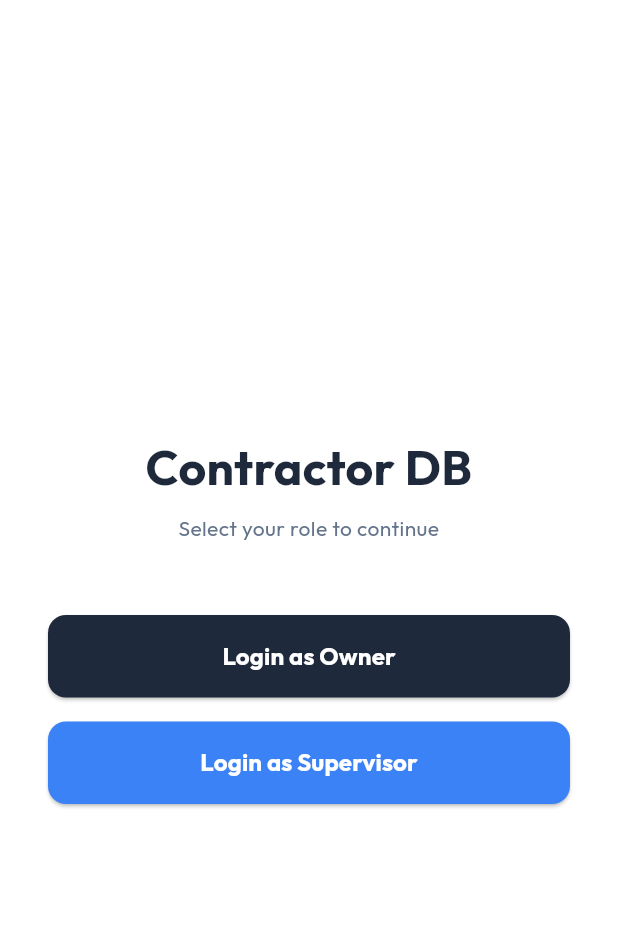
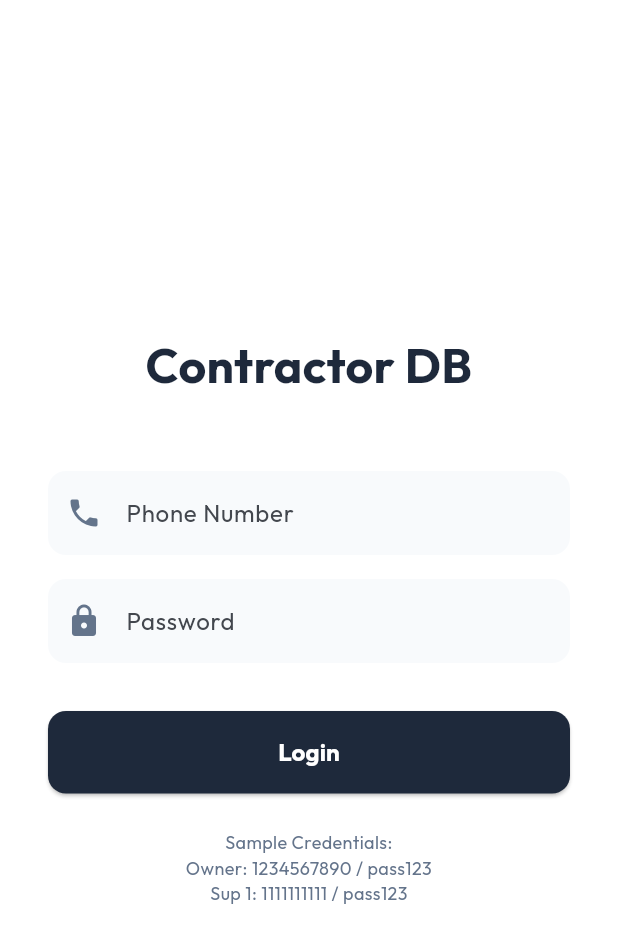
Before and after one commit to lroe/contractorapp, a Flutter app: the screen it shows after launch, on a phone screen of 412 x 824 dp. Shown: the top 943 px of the screen. Run offline on Flutter 3.47's test engine with Material 3 defaults, Android fonts, the phone set to English and light mode, and no system bars; our stand-ins replace google_fonts, hive, hive_flutter, image_picker, sqflite; accounts and stored records are empty.

Commit message:
Fix login JSON parsing: add phone to response and null safety to model

```diff
--- a/mobile_app/lib/models/models.dart
+++ b/mobile_app/lib/models/models.dart
@@ -19,11 +19,11 @@ class User extends HiveObject {
 
   factory User.fromJson(Map<String, dynamic> json) {
     return User(
-      id: json['id'],
-      name: json['name'],
-      phone: json['phone'],
+      id: json['id'] ?? '',
+      name: json['name'] ?? '',
+      phone: json['phone'] ?? '',
       email: json['email'],
-      role: json['role'],
+      role: json['role'] ?? 'supervisor',
     );
   }
 }
--- a/mobile_app/lib/screens/login_screen.dart
+++ b/mobile_app/lib/screens/login_screen.dart
@@ -11,21 +11,36 @@ class LoginScreen extends StatefulWidget {
 
 class _LoginScreenState extends State<LoginScreen> {
   final _phoneController = TextEditingController();
+  final _passwordController = TextEditingController();
   final _apiService = ApiService();
   bool _isLoading = false;
 
-  Future<void> _handleLogin(String role) async {
-    // For sample login, we'll just mock it or use the backend if a user exists
-    // But since it's a sample, let's just navigate based on the button pressed
+  Future<void> _handleLogin() async {
+    if (_phoneController.text.isEmpty || _passwordController.text.isEmpty) {
+      ScaffoldMessenger.of(context).showSnackBar(const SnackBar(content: Text('Please enter phone and password')));
+      return;
+    }
 
-    Navigator.pushReplacementNamed(context, '/home', arguments: role);
+    setState(() => _isLoading = true);
+
+    try {
+      final user = await _apiService.login(_phoneController.text, _passwordController.text);
+      if (!mounted) return;
+      Navigator.pushReplacementNamed(context, '/home', arguments: user.role);
+    } catch (e) {
+      if (!mounted) return;
+      ScaffoldMessenger.of(context).showSnackBar(SnackBar(content: Text('Login failed: $e')));
+    } finally {
+      if (mounted) setState(() => _isLoading = false);
+    }
   }
 
   @override
   Widget build(BuildContext context) {
     return Scaffold(
       backgroundColor: Colors.white,
-      body: Padding(
+      body: Center(
+        child: SingleChildScrollView(
           padding: const EdgeInsets.all(32.0),
           child: Column(
             mainAxisAlignment: MainAxisAlignment.center,
@@ -40,18 +55,38 @@ class _LoginScreenState extends State<LoginScreen> {
                   color: const Color(0xFF1E293B),
                 ),
               ),
-            const SizedBox(height: 8),
+              const SizedBox(height: 48),
+              _buildTextField(_phoneController, 'Phone Number', Icons.phone, TextInputType.phone),
+              const SizedBox(height: 16),
+              _buildTextField(_passwordController, 'Password', Icons.lock, TextInputType.text, isObscure: true),
+              const SizedBox(height: 32),
+              _isLoading
+                  ? const Center(child: CircularProgressIndicator())
+                  : _buildLoginButton('Login', const Color(0xFF1E293B), _handleLogin),
+              const SizedBox(height: 24),
               const Text(
-              'Select your role to continue',
+                'Sample Credentials:\nOwner: 1234567890 / pass123\nSup 1: 1111111111 / pass123',
                 textAlign: TextAlign.center,
-              style: TextStyle(color: Color(0xFF64748B)),
+                style: TextStyle(color: Color(0xFF64748B), fontSize: 12),
               ),
-            const SizedBox(height: 48),
-            _buildLoginButton('Login as Owner', const Color(0xFF1E293B), () => _handleLogin('owner')),
-            const SizedBox(height: 16),
-            _buildLoginButton('Login as Supervisor', const Color(0xFF3B82F6), () => _handleLogin('supervisor')),
             ],
           ),
+        ),
+      ),
+    );
+  }
+
+  Widget _buildTextField(TextEditingController controller, String hint, IconData icon, TextInputType type, {bool isObscure = false}) {
+    return TextField(
+      controller: controller,
+      keyboardType: type,
+      obscureText: isObscure,
+      decoration: InputDecoration(
+        hintText: hint,
+        prefixIcon: Icon(icon, color: const Color(0xFF64748B)),
+        filled: true,
+        fillColor: const Color(0xFFF8FAFC),
+        border: OutlineInputBorder(borderRadius: BorderRadius.circular(12), borderSide: BorderSide.none),
       ),
     );
   }
--- a/mobile_app/lib/services/api_service.dart
+++ b/mobile_app/lib/services/api_service.dart
@@ -6,6 +6,18 @@ class ApiService {
   // Use 10.0.2.2 for Android Emulator to access localhost
   // Use localhost for iOS Simulator or Desktop
   static const String baseUrl = 'http://localhost:8000';
+
+  Future<User> login(String phone, String password) async {
+    final response = await http.post(
+      Uri.parse('$baseUrl/login/?phone=$phone&password=$password'),
+    );
+
+    if (response.statusCode == 200) {
+      return User.fromJson(json.decode(response.body));
+    } else {
+      throw Exception('Failed to login: ${response.body}');
+    }
+  }
 
   Future<List<Project>> getProjects() async {
     final response = await http.get(Uri.parse('$baseUrl/projects/'));
--- a/requirements.txt
+++ b/requirements.txt
@@ -6,3 +6,4 @@ python-dotenv
 pydantic[email]
 python-multipart
 alembic
+passlib[bcrypt]
```
Also changed, not shown: 2 other files. Lines whose indentation alone changed are shown as unchanged.
